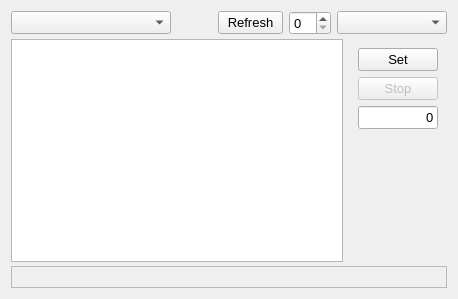
The window that subwidget.ui (MccDv/universaltest) describes before a commit, drawn with Qt 5.
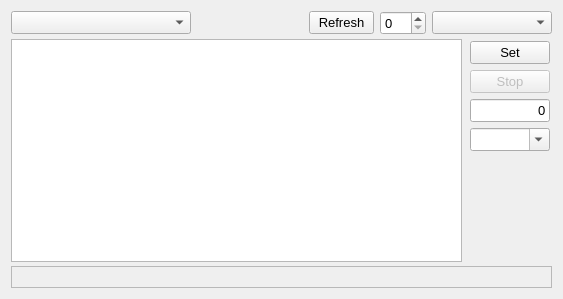
The same window after the commit.

Commit message: More memRead/Write cleanup

```diff
--- a/subwidget.ui
+++ b/subwidget.ui
@@ -6,7 +6,7 @@
    <rect>
     <x>0</x>
     <y>0</y>
-    <width>458</width>
+    <width>563</width>
     <height>299</height>
    </rect>
   </property>
@@ -186,6 +186,18 @@
          <enum>QFrame::Raised</enum>
         </property>
         <layout class="QVBoxLayout" name="verticalLayout">
+         <property name="leftMargin">
+          <number>2</number>
+         </property>
+         <property name="topMargin">
+          <number>2</number>
+         </property>
+         <property name="rightMargin">
+          <number>2</number>
+         </property>
+         <property name="bottomMargin">
+          <number>2</number>
+         </property>
          <item>
           <widget class="QPushButton" name="cmdSet">
            <property name="sizePolicy">
@@ -252,6 +264,16 @@
            </property>
           </widget>
          </item>
+         <item>
+          <widget class="QComboBox" name="cmbNumBytes">
+           <property name="toolTip">
+            <string>Number of bytes</string>
+           </property>
+           <property name="editable">
+            <bool>true</bool>
+           </property>
+          </widget>
+         </item>
          <item>
           <spacer name="verticalSpacer">
            <property name="orientation">
```
The commit also changes 2 other files.
